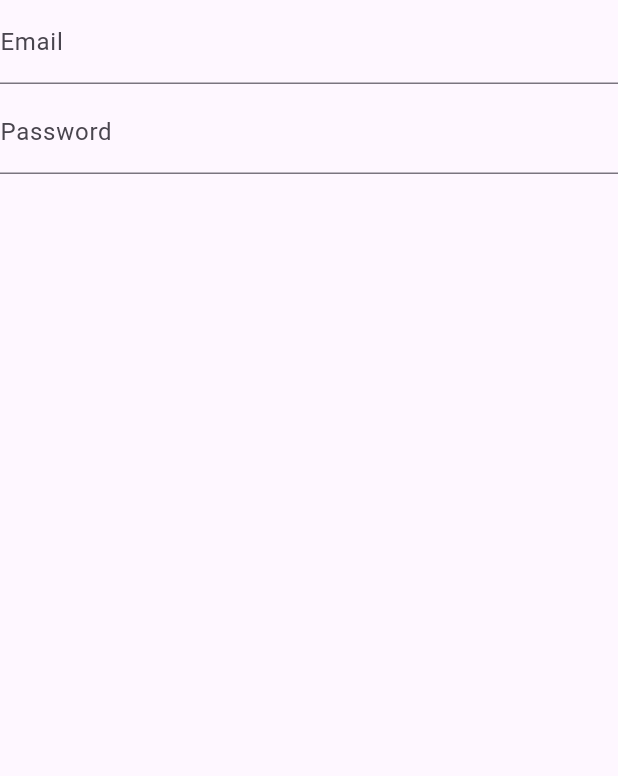
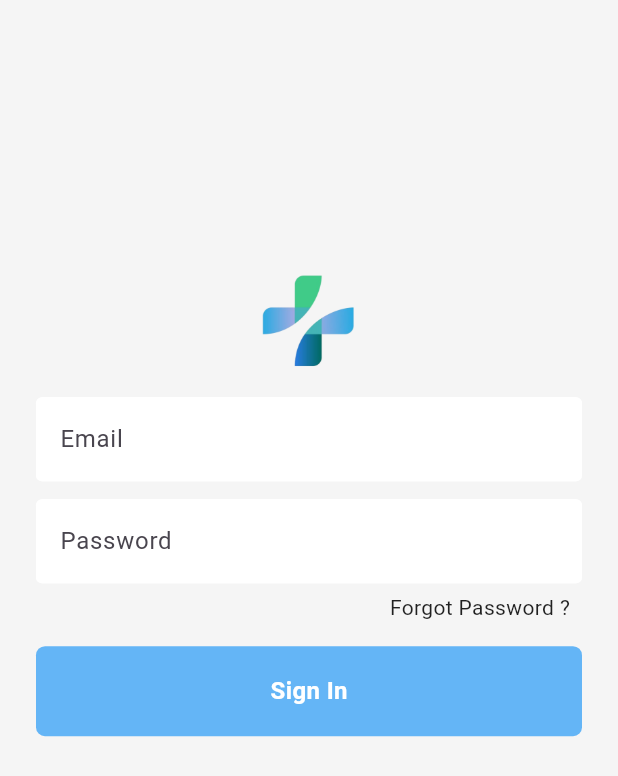
Before and after one commit to Yonatan-oni/flutter_firebase, a Flutter app: the screen it shows after launch, on a phone screen of 412 x 824 dp. Shown: the top 776 px of the screen. Run offline on Flutter 3.47's test engine with Material 3 defaults, Android fonts, the phone set to English and light mode, and no system bars; our stand-ins replace firebase_auth, firebase_core; accounts and stored records are empty.

Commit message:
added firebase auth login page.

```diff
--- a/lib/main.dart
+++ b/lib/main.dart
@@ -1,3 +1,4 @@
+import 'package:firebase_auth/firebase_auth.dart';
 import 'package:firebase_core/firebase_core.dart';
 import 'package:flutter/material.dart';
 import 'package:flutter_firebase/pages/login_widget.dart';
@@ -7,7 +8,7 @@ Future main() async {
   WidgetsFlutterBinding.ensureInitialized();
   await Firebase.initializeApp(
     options: DefaultFirebaseOptions.currentPlatform,
-);
+  );
 
   // await Firebase.initializeApp();
   runApp(const MyApp());
@@ -19,6 +20,7 @@ class MyApp extends StatelessWidget {
   Widget build(BuildContext context) {
     return MaterialApp(
       title: 'Flutter Demo',
+      debugShowCheckedModeBanner: false,
       theme: ThemeData(
         colorScheme: ColorScheme.fromSeed(seedColor: Colors.deepPurple),
         useMaterial3: true,
@@ -28,14 +30,22 @@ class MyApp extends StatelessWidget {
   }
 }
 
-
 class MainPage extends StatelessWidget {
   const MainPage({super.key});
 
   @override
   Widget build(BuildContext context) {
-    return const Scaffold(
-      body: LoginWidget(),
+    return Scaffold(
+      body: StreamBuilder<User?>(
+        stream: FirebaseAuth.instance.authStateChanges(),
+        builder: (context, snapshot) {
+          if (snapshot.hasData) {
+            return const Center(child: Text("Success!"));
+          } else {
+            return const LoginWidget();
+          }
+        },
+      ),
     );
   }
 }
--- a/lib/pages/login_widget.dart
+++ b/lib/pages/login_widget.dart
@@ -1,33 +1,119 @@
+import 'package:firebase_auth/firebase_auth.dart';
 import 'package:flutter/material.dart';
 
-class LoginWidget extends StatelessWidget {
+class LoginWidget extends StatefulWidget {
   const LoginWidget({super.key});
 
   @override
+  State<LoginWidget> createState() => _LoginWidgetState();
+}
+
+class _LoginWidgetState extends State<LoginWidget> {
+  final emailController = TextEditingController();
+  final passwordController = TextEditingController();
+  @override
   Widget build(BuildContext context) {
-    return const Scaffold(
-      body: Column(
+    return Scaffold(
+      backgroundColor: Colors.grey[100],
+      body: Align(
+        alignment: Alignment.center,
+        child: Padding(
+          padding: const EdgeInsets.symmetric(horizontal: 14),
+          child: ClipRRect(
+            borderRadius: BorderRadius.circular(40),
+            child: SizedBox(
+              height: MediaQuery.of(context).size.height * 0.6,
+              child: Padding(
+                padding: const EdgeInsets.symmetric(horizontal: 10.0),
+                child: Column(
                   children: <Widget>[
+                    SizedBox(
+                      height: 100,
+                      child: Image.asset('assets/img/firebase.png'),
+                    ),
                     TextField(
+                      controller: emailController,
                       cursorColor: Colors.white,
                       textInputAction: TextInputAction.next,
-            decoration: InputDecoration(labelText: 'Email '),
+                      decoration: InputDecoration(
+                          labelText: 'Email ',
+                          enabledBorder: const OutlineInputBorder(
+                            borderSide: BorderSide(color: Colors.white),
                           ),
-          SizedBox(
-            height: 4,
+                          focusedBorder: OutlineInputBorder(
+                            borderSide: BorderSide(color: Colors.blue.shade300),
+                          ),
+                          fillColor: Colors.white,
+                          filled: true),
+                    ),
+                    const SizedBox(
+                      height: 12,
                     ),
                     TextField(
+                      controller: passwordController,
                       cursorColor: Colors.white,
                       textInputAction: TextInputAction.next,
-            decoration: InputDecoration(labelText: 'Password '),
+                      obscureText: true,
+                      decoration: InputDecoration(
+                        labelText: 'Password ',
+                        enabledBorder: const OutlineInputBorder(
+                          borderSide: BorderSide(color: Colors.white),
                         ),
-          // ElevatedButton(child: Text('data'), onPressed: signIn)
+                        focusedBorder: OutlineInputBorder(
+                          borderSide: BorderSide(color: Colors.blue.shade300),
+                        ),
+                        fillColor: Colors.white,
+                        filled: true,
+                      ),
+                    ),
+                    const SizedBox(
+                      height: 6,
+                    ),
+                    const Row(
+                      mainAxisAlignment: MainAxisAlignment.end,
+                      children: [
+                        Padding(
+                          padding: EdgeInsets.only(right: 8.0),
+                          child: Text(
+                            'Forgot Password ?',
+                            style: TextStyle(color: Colors.black87),
+                          ),
+                        ),
                       ],
+                    ),
+                    const SizedBox(
+                      height: 16,
+                    ),
+                    GestureDetector(
+                      onTap: signIn,
+                      child: Container(
+                        width: double.infinity,
+                        height: 60,
+                        decoration: BoxDecoration(
+                            color: Colors.blue.shade300,
+                            borderRadius: BorderRadius.circular(6)),
+                        child: const Center(
+                            child: Text(
+                          "Sign In",
+                          style: TextStyle(
+                              color: Colors.white,
+                              fontSize: 16,
+                              fontWeight: FontWeight.bold),
+                        )),
+                      ),
+                    )
+                  ],
+                ),
+              ),
+            ),
+          ),
+        ),
       ),
     );
   }
 
-  void signIn() {
-    print("hello");
+  void signIn() async {
+    await FirebaseAuth.instance.signInWithEmailAndPassword(
+        email: emailController.text.trim(), password: passwordController.text.trim());
   }
 }
--- a/pubspec.yaml
+++ b/pubspec.yaml
@@ -37,6 +37,7 @@ dependencies:
   cupertino_icons: ^1.0.6
   cloud_firestore: ^4.15.8
   firebase_core: ^2.27.0
+  firebase_auth: ^4.19.4
 
 dev_dependencies:
   flutter_test:
@@ -61,9 +62,8 @@ flutter:
   uses-material-design: true
 
   # To add assets to your application, add an assets section, like this:
-  # assets:
-  #   - images/a_dot_burr.jpeg
-  #   - images/a_dot_ham.jpeg
+  assets:
+    - assets/img/
 
   # An image asset can refer to one or more resolution-specific "variants", see
   # https://flutter.dev/assets-and-images/#resolution-aware
```
Also changed, not shown: assets/img/firebase.png (added), pubspec.lock, 3 other files. Lines whose indentation alone changed are shown as unchanged.
